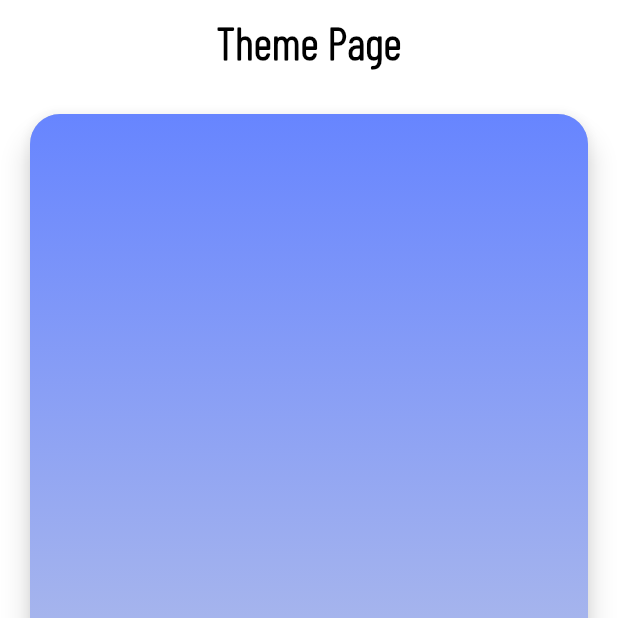
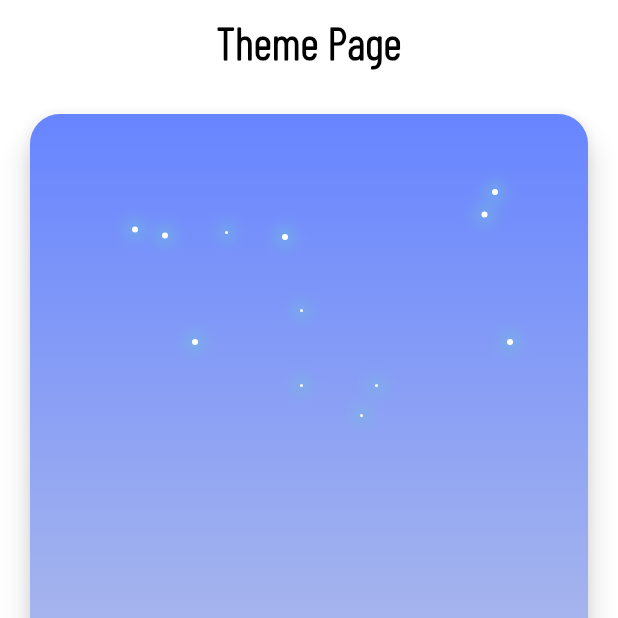
Before and after one commit to Tetoji/Flutter-Udemy-Course, a Flutter app: the screen it shows after launch, item 3 of the bottom bar chosen, on a phone screen of 412 x 824 dp, the top half of it. Run offline on Flutter 3.47's test engine with Material 3 defaults, Android fonts, the phone set to English and light mode, and no system bars; drawn by our look-alikes of auto_size_text.

Commit message:
Stars added darkmode

```diff
--- /dev/null
+++ b/udemy_app/lib/presentation/theme_animation/animation_widgets/stars.dart
@@ -0,0 +1,55 @@
+import 'package:flutter/material.dart';
+
+class Stars extends StatelessWidget {
+  const Stars({super.key});
+
+  @override
+  Widget build(BuildContext context) {
+    return Padding(
+      padding: const EdgeInsets.only(top: 50),
+      child: Container(
+        height: 2,
+        width: 2,
+        decoration: BoxDecoration(
+          shape: BoxShape.circle,
+          color: Colors.white,
+          boxShadow: [
+            BoxShadow(
+              color: const Color.fromARGB(255, 111, 192, 219).withOpacity(0.5),
+              spreadRadius: 5,
+              blurRadius: 7,
+              offset: const Offset(0, 0),
+            )
+          ],
+        ),
+      ),
+    );
+  }
+}
+
+class StarsBig extends StatelessWidget {
+  const StarsBig({super.key});
+
+  @override
+  Widget build(BuildContext context) {
+    return Padding(
+      padding: const EdgeInsets.only(top: 50),
+      child: Container(
+        height: 4,
+        width: 4,
+        decoration: BoxDecoration(
+          shape: BoxShape.circle,
+          color: Colors.white,
+          boxShadow: [
+            BoxShadow(
+              color: const Color.fromARGB(255, 111, 192, 219).withOpacity(0.5),
+              spreadRadius: 5,
+              blurRadius: 7,
+              offset: const Offset(0, 0),
+            )
+          ],
+        ),
+      ),
+    );
+  }
+}
--- a/udemy_app/lib/presentation/theme_animation/theme_animation_page.dart
+++ b/udemy_app/lib/presentation/theme_animation/theme_animation_page.dart
@@ -2,6 +2,7 @@ import 'package:auto_size_text/auto_size_text.dart';
 import 'package:flutter/material.dart';
 import 'package:provider/provider.dart';
 import 'package:udemy_app/application/theme_service.dart';
+import 'package:udemy_app/presentation/theme_animation/animation_widgets/stars.dart';
 import 'package:udemy_app/presentation/theme_animation/animation_widgets/sun.dart';
 
 class ThemaAnimationPage extends StatelessWidget {
@@ -59,6 +60,65 @@ class ThemaAnimationPage extends StatelessWidget {
                   //! lower half
                   child: Stack(
                     children: [
+                      const Positioned(
+                        right: 60,
+                        child: StarsBig(),
+                      ),
+                      const Positioned(
+                        top: 15,
+                        right: 67,
+                        child: StarsBig(),
+                      ),
+                      const Positioned(
+                        top: 30,
+                        right: 200,
+                        child: StarsBig(),
+                      ),
+                      const Positioned(
+                        top: 28,
+                        right: 240,
+                        child: Stars(),
+                      ),
+                      const Positioned(
+                        top: 29,
+                        right: 280,
+                        child: StarsBig(),
+                      ),
+                      const Positioned(
+                        top: 25,
+                        right: 300,
+                        child: StarsBig(),
+                      ),
+                      const Positioned(
+                        top: 150,
+                        right: 150,
+                        child: Stars(),
+                      ),
+                      const Positioned(
+                        top: 130,
+                        right: 140,
+                        child: Stars(),
+                      ),
+                      const Positioned(
+                        top: 130,
+                        right: 190,
+                        child: Stars(),
+                      ),
+                      const Positioned(
+                        top: 100,
+                        right: 260,
+                        child: StarsBig(),
+                      ),
+                      const Positioned(
+                        top: 80,
+                        right: 190,
+                        child: Stars(),
+                      ),
+                      const Positioned(
+                        top: 100,
+                        right: 50,
+                        child: StarsBig(),
+                      ),
                       AnimatedPadding(
                         padding: EdgeInsets.only(
                             top: themeService.isDarkModeOn ? 205 : 155),
```
